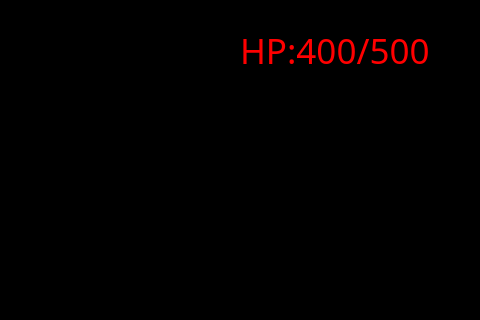
This is PlaneFight/BattleField.ui in ForestOnTheLand/PlaneFight as Qt 5 draws it before an edit; both pictures show x 320 to 800 and y 175 to 495 of the 800 by 800 pixel window. The edited form follows.
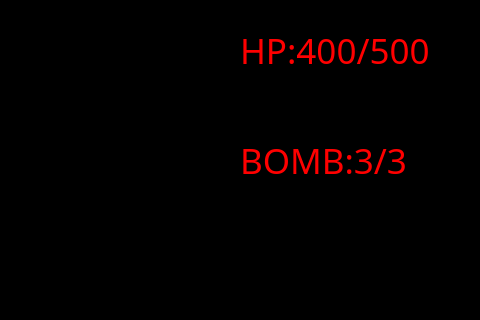
This is the edited form.

```diff
--- a/PlaneFight/BattleField.ui
+++ b/PlaneFight/BattleField.ui
@@ -82,6 +82,26 @@
     <string>&lt;html&gt;&lt;head/&gt;&lt;body&gt;&lt;p&gt;&lt;span style=&quot; color:#ff0000;&quot;&gt;HP:400/500&lt;/span&gt;&lt;/p&gt;&lt;/body&gt;&lt;/html&gt;</string>
    </property>
   </widget>
+  <widget class="QLabel" name="bomb_label">
+   <property name="geometry">
+    <rect>
+     <x>560</x>
+     <y>300</y>
+     <width>191</width>
+     <height>71</height>
+    </rect>
+   </property>
+   <property name="font">
+    <font>
+     <family>Chiller</family>
+     <pointsize>26</pointsize>
+     <italic>false</italic>
+    </font>
+   </property>
+   <property name="text">
+    <string>&lt;html&gt;&lt;head/&gt;&lt;body&gt;&lt;p&gt;&lt;span style=&quot; color:#ff0000;&quot;&gt;BOMB:3/3&lt;/span&gt;&lt;/p&gt;&lt;/body&gt;&lt;/html&gt;</string>
+   </property>
+  </widget>
  </widget>
  <layoutdefault spacing="6" margin="11"/>
  <resources>
```
